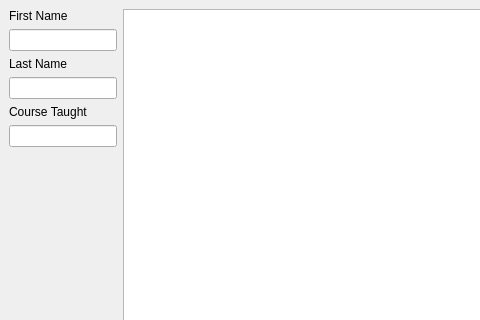
The window that UI/browse_instructor_window.ui (rcxwhiz/BYUScheduler2) describes before a commit, drawn with Qt 5; both pictures show x 0 to 480 and y 0 to 320 of the 1087 by 693 pixel window.
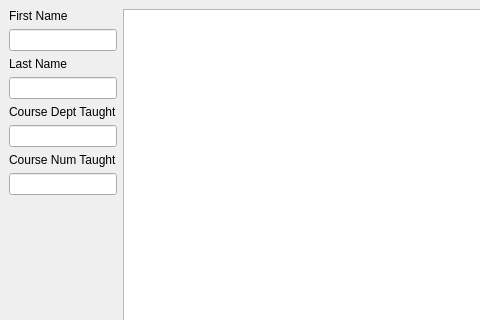
The same window after the commit.

Commit message: can now get to instructors dialog

```diff
--- a/UI/browse_instructor_window.ui
+++ b/UI/browse_instructor_window.ui
@@ -59,7 +59,7 @@
         <item>
          <widget class="QLabel" name="label_3">
           <property name="text">
-           <string>Course Taught</string>
+           <string>Course Dept Taught</string>
           </property>
          </widget>
         </item>
@@ -73,6 +73,23 @@
           </property>
          </widget>
         </item>
+        <item>
+         <widget class="QLabel" name="label_4">
+          <property name="text">
+           <string>Course Num Taught</string>
+          </property>
+         </widget>
+        </item>
+        <item>
+         <widget class="QLineEdit" name="lineEdit_4">
+          <property name="sizePolicy">
+           <sizepolicy hsizetype="Preferred" vsizetype="Fixed">
+            <horstretch>0</horstretch>
+            <verstretch>0</verstretch>
+           </sizepolicy>
+          </property>
+         </widget>
+        </item>
         <item>
          <spacer name="verticalSpacer">
           <property name="orientation">
```
The commit also changes 5 other files.
